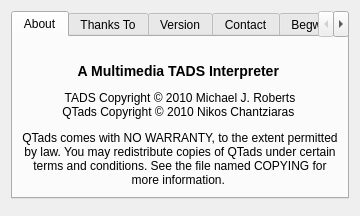
Above: src/aboutqtadsdialog.ui from realnc/qtads before the change. Below: the same form after it.
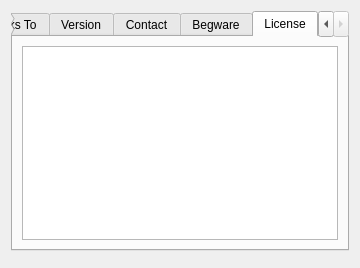
That is the form after the change. The open tabs and pages were chosen to show the change. Icons and pictures are not drawn.

Commit message:
Add new "License" tab to the about dialog
Which loads the GPL as an HTML resource

```diff
--- a/src/aboutqtadsdialog.ui
+++ b/src/aboutqtadsdialog.ui
@@ -34,7 +34,7 @@
 &lt;/p&gt;
 
 &lt;p&gt;
-QTads comes with NO WARRANTY, to the extent permitted by law. You may redistribute copies of QTads under certain terms and conditions. See the file named COPYING for more information.
+QTads comes with NO WARRANTY, to the extent permitted by law. You may redistribute copies of QTads under certain terms and conditions. Click on the &amp;ldquo;License&amp;rdquo; tab for more information.
 &lt;/p&gt;</string>
          </property>
          <property name="alignment">
@@ -191,6 +191,25 @@
        </item>
       </layout>
      </widget>
+     <widget class="QWidget" name="tab_6">
+      <attribute name="title">
+       <string>License</string>
+      </attribute>
+      <layout class="QVBoxLayout" name="verticalLayout_7">
+       <item>
+        <widget class="QTextBrowser" name="textBrowser">
+         <property name="source">
+          <url>
+           <string>qrc:/gpl-2.0-standalone.html</string>
+          </url>
+         </property>
+         <property name="openExternalLinks">
+          <bool>true</bool>
+         </property>
+        </widget>
+       </item>
+      </layout>
+     </widget>
     </widget>
    </item>
    <item>
```
The commit also changes 3 other files.
